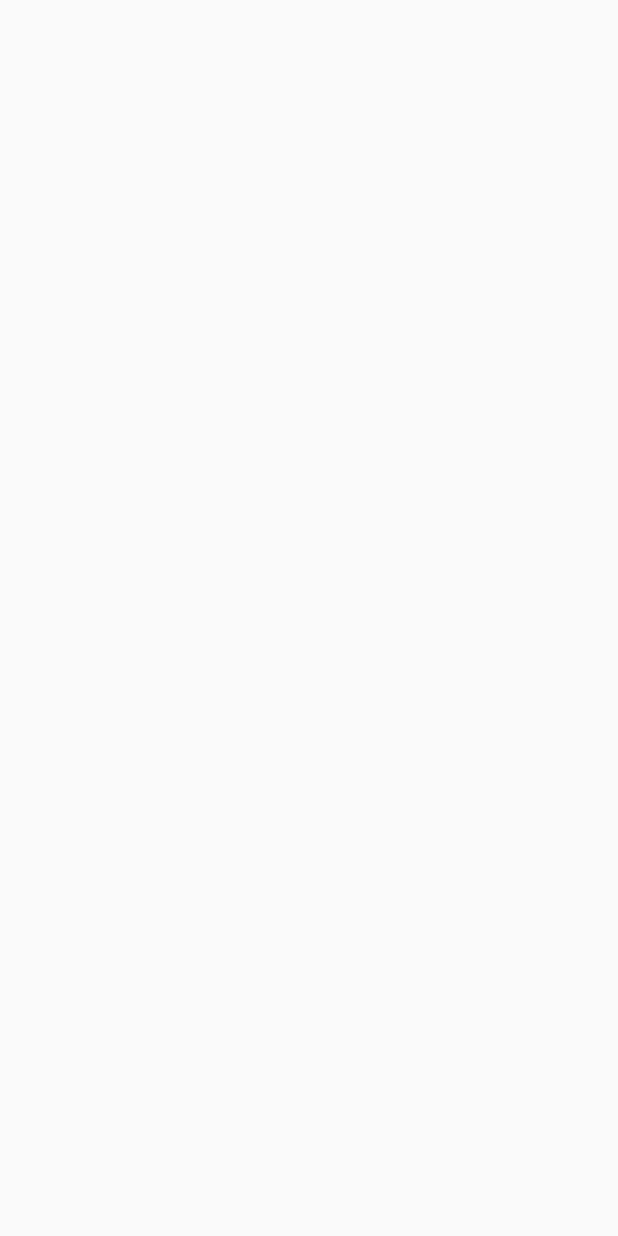
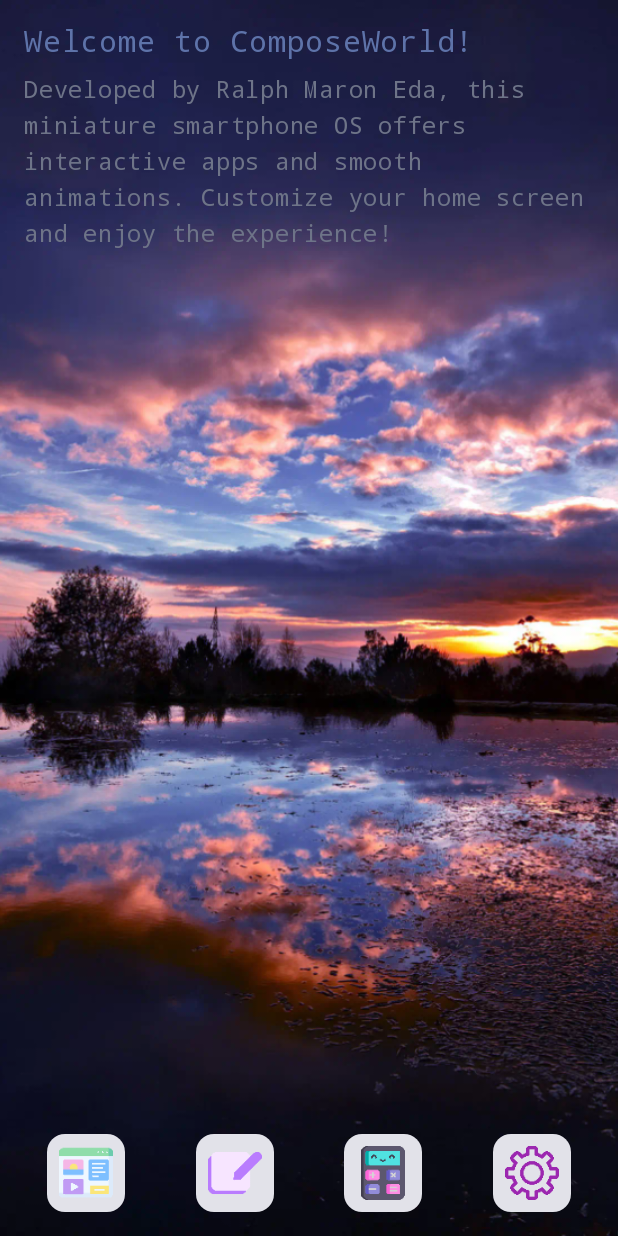
Before and after one commit to ralphmarondev/compose-world, an Android app built with Jetpack Compose: the screen it shows after launch (MainActivity), on a phone screen of 412 x 824 dp. Before the commit the screen is empty. Run offline under Robolectric (Android 15) with nearby library versions, the phone set to English and light mode, and no system bars.

Commit message:
added home screen
- Implemented TinyAppCard with images already.
- Added images into drawable package.
- Added necessary dependencies.
- Added wallpaper on home screen.

```diff
--- a/app/src/main/java/com/ralphmarondev/composeworld/MainActivity.kt
+++ b/app/src/main/java/com/ralphmarondev/composeworld/MainActivity.kt
@@ -4,6 +4,13 @@ import android.os.Bundle
 import androidx.activity.ComponentActivity
 import androidx.activity.compose.setContent
 import androidx.activity.enableEdgeToEdge
+import androidx.compose.foundation.Image
+import androidx.compose.foundation.layout.Box
+import androidx.compose.foundation.layout.fillMaxSize
+import androidx.compose.ui.Modifier
+import androidx.compose.ui.layout.ContentScale
+import coil.compose.rememberAsyncImagePainter
+import com.ralphmarondev.composeworld.features.home.HomeScreen
 import com.ralphmarondev.composeworld.ui.theme.ComposeWorldTheme
 
 class MainActivity : ComponentActivity() {
@@ -12,7 +19,19 @@ class MainActivity : ComponentActivity() {
         enableEdgeToEdge()
         setContent {
             ComposeWorldTheme {
-
+                Box(
+                    modifier = Modifier
+                        .fillMaxSize()
+                ) {
+                    Image(
+                        painter = rememberAsyncImagePainter(R.drawable.wallpaper1),
+                        contentDescription = "Wallpaper",
+                        modifier = Modifier
+                            .fillMaxSize(),
+                        contentScale = ContentScale.Crop
+                    )
+                    HomeScreen()
+                }
             }
         }
     }
--- /dev/null
+++ b/app/src/main/java/com/ralphmarondev/composeworld/features/home/HomeScreen.kt
@@ -0,0 +1,85 @@
+package com.ralphmarondev.composeworld.features.home
+
+import androidx.compose.foundation.layout.Arrangement
+import androidx.compose.foundation.layout.Column
+import androidx.compose.foundation.layout.Row
+import androidx.compose.foundation.layout.Spacer
+import androidx.compose.foundation.layout.fillMaxSize
+import androidx.compose.foundation.layout.fillMaxWidth
+import androidx.compose.foundation.layout.height
+import androidx.compose.foundation.layout.padding
+import androidx.compose.material3.MaterialTheme
+import androidx.compose.material3.Scaffold
+import androidx.compose.material3.Text
+import androidx.compose.runtime.Composable
+import androidx.compose.ui.Alignment
+import androidx.compose.ui.Modifier
+import androidx.compose.ui.graphics.Color
+import androidx.compose.ui.res.stringResource
+import androidx.compose.ui.text.font.FontFamily
+import androidx.compose.ui.text.font.FontWeight
+import androidx.compose.ui.unit.dp
+import androidx.compose.ui.unit.sp
+import com.ralphmarondev.composeworld.R
+import com.ralphmarondev.composeworld.features.home.components.TinyAppCard
+
+@Composable
+fun HomeScreen() {
+    Scaffold(
+        containerColor = Color.Transparent
+    ) { innerPadding ->
+        Column(
+            modifier = Modifier
+                .fillMaxSize()
+                .padding(innerPadding)
+        ) {
+            Column(
+                modifier = Modifier
+                    .padding(16.dp)
+            ) {
+                Text(
+                    text = stringResource(R.string.welcome_message),
+                    fontFamily = FontFamily.Monospace,
+                    fontWeight = FontWeight.W500,
+                    fontSize = 20.sp,
+                    color = MaterialTheme.colorScheme.primaryContainer
+                )
+                Spacer(modifier = Modifier.height(8.dp))
+                Text(
+                    text = stringResource(R.string.description_home_screen),
+                    fontFamily = FontFamily.Monospace,
+                    fontWeight = FontWeight.W400,
+                    color = MaterialTheme.colorScheme.secondaryContainer,
+                    fontSize = 16.sp
+                )
+            }
+
+            Spacer(modifier = Modifier.weight(1f))
+            Row(
+                modifier = Modifier
+                    .fillMaxWidth()
+                    .padding(horizontal = 8.dp, vertical = 16.dp),
+                verticalAlignment = Alignment.CenterVertically,
+                horizontalArrangement = Arrangement.SpaceAround
+            ) {
+                TinyAppCard(
+                    image = R.drawable.browser,
+                    onClick = {}
+                )
+                TinyAppCard(
+                    image = R.drawable.notes,
+                    onClick = {}
+                )
+
+                TinyAppCard(
+                    image = R.drawable.calculator,
+                    onClick = {}
+                )
+                TinyAppCard(
+                    image = R.drawable.setting,
+                    onClick = {}
+                )
+            }
+        }
+    }
+}
--- /dev/null
+++ b/app/src/main/java/com/ralphmarondev/composeworld/features/home/components/TinyAppCard.kt
@@ -0,0 +1,34 @@
+package com.ralphmarondev.composeworld.features.home.components
+
+import androidx.compose.foundation.Image
+import androidx.compose.foundation.layout.Column
+import androidx.compose.foundation.layout.padding
+import androidx.compose.foundation.layout.size
+import androidx.compose.material3.Card
+import androidx.compose.runtime.Composable
+import androidx.compose.ui.Modifier
+import androidx.compose.ui.layout.ContentScale
+import androidx.compose.ui.unit.dp
+import coil.compose.rememberAsyncImagePainter
+
+@Composable
+fun TinyAppCard(
+    image: Int,
+    onClick: () -> Unit,
+    modifier: Modifier = Modifier,
+) {
+    Card(
+        onClick = onClick,
+        modifier = modifier
+    ) {
+        Column(modifier = Modifier.padding(8.dp)) {
+            Image(
+                painter = rememberAsyncImagePainter(image),
+                contentDescription = "App Icon",
+                modifier = Modifier
+                    .size(36.dp),
+                contentScale = ContentScale.Crop
+            )
+        }
+    }
+}
--- a/app/src/main/res/values/strings.xml
+++ b/app/src/main/res/values/strings.xml
@@ -1,3 +1,28 @@
 <resources>
     <string name="app_name">Compose World</string>
+    <string name="welcome_message">Welcome to ComposeWorld!</string>
+
+
+    <!-- onboarding screen -->
+    <string name="paragraph_one">
+        Dive into a unique virtual operating system experience right within your Android app!
+        Built with Jetpack Compose, ComposeWorld simulates a miniature smartphone OS, showcasing
+        an array of tiny apps and functionalities designed to highlight mobile development skills.
+    </string>
+    <string name="paragraph_two">
+        Explore a vibrant home screen that’s fully customizable, complete with smooth animations
+        and interactive widgets. Whether you\'re looking to experiment with new features or simply
+        enjoy the immersive environment, ComposeWorld offers an engaging and feature-rich platform
+        for all your mobile development needs.
+    </string>
+    <string name="paragraph_three">
+        Get ready to explore, create, and innovate in ComposeWorld!
+    </string>
+
+
+    <!-- home screen -->
+    <string name="description_home_screen">
+        Developed by Ralph Maron Eda, this miniature smartphone OS offers interactive apps and
+        smooth animations. Customize your home screen and enjoy the experience!
+    </string>
 </resources>
```
Also changed, not shown: app/build.gradle.kts (+16 -0 lines), gradle/libs.versions.toml (+19 -0 lines), app/src/main/res/drawable/android.png (added), app/src/main/res/drawable/browser.png (added), app/src/main/res/drawable/calculator.png (added), app/src/main/res/drawable/notes.png (added), app/src/main/res/drawable/robot1.png (added), app/src/main/res/drawable/robot2.png (added), app/src/main/res/drawable/robot3.png (added), app/src/main/res/drawable/setting.png (added), app/src/main/res/drawable/wallpaper1.webp (added), app/src/main/res/drawable/wallpaper2.webp (added).
